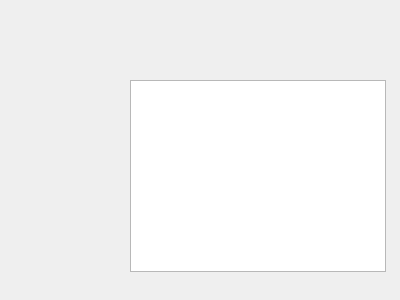
First picture: the form in src/qt/menu/dialogdevicedata.ui, repository phynos/qt-litesolar, before the edit.
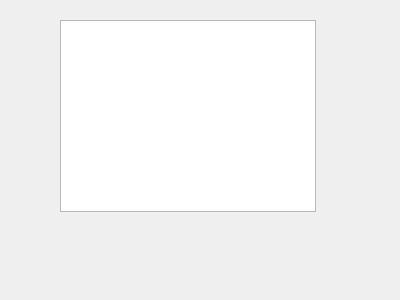
Second picture: the form after the edit.

Patch:
```diff
--- a/src/qt/menu/dialogdevicedata.ui
+++ b/src/qt/menu/dialogdevicedata.ui
@@ -13,15 +13,30 @@
   <property name="windowTitle">
    <string>历史数据</string>
   </property>
-  <widget class="QTableWidget" name="tableWidget">
+  <widget class="QWidget" name="gridLayoutWidget">
    <property name="geometry">
     <rect>
-     <x>130</x>
-     <y>80</y>
-     <width>256</width>
-     <height>192</height>
+     <x>60</x>
+     <y>20</y>
+     <width>264</width>
+     <height>194</height>
     </rect>
    </property>
+   <layout class="QFormLayout" name="formLayout">
+    <property name="sizeConstraint">
+     <enum>QLayout::SetDefaultConstraint</enum>
+    </property>
+    <item row="0" column="0">
+     <widget class="QTableWidget" name="tableWidget">
+      <property name="sizePolicy">
+       <sizepolicy hsizetype="Maximum" vsizetype="Maximum">
+        <horstretch>0</horstretch>
+        <verstretch>0</verstretch>
+       </sizepolicy>
+      </property>
+     </widget>
+    </item>
+   </layout>
   </widget>
  </widget>
  <resources/>
```
